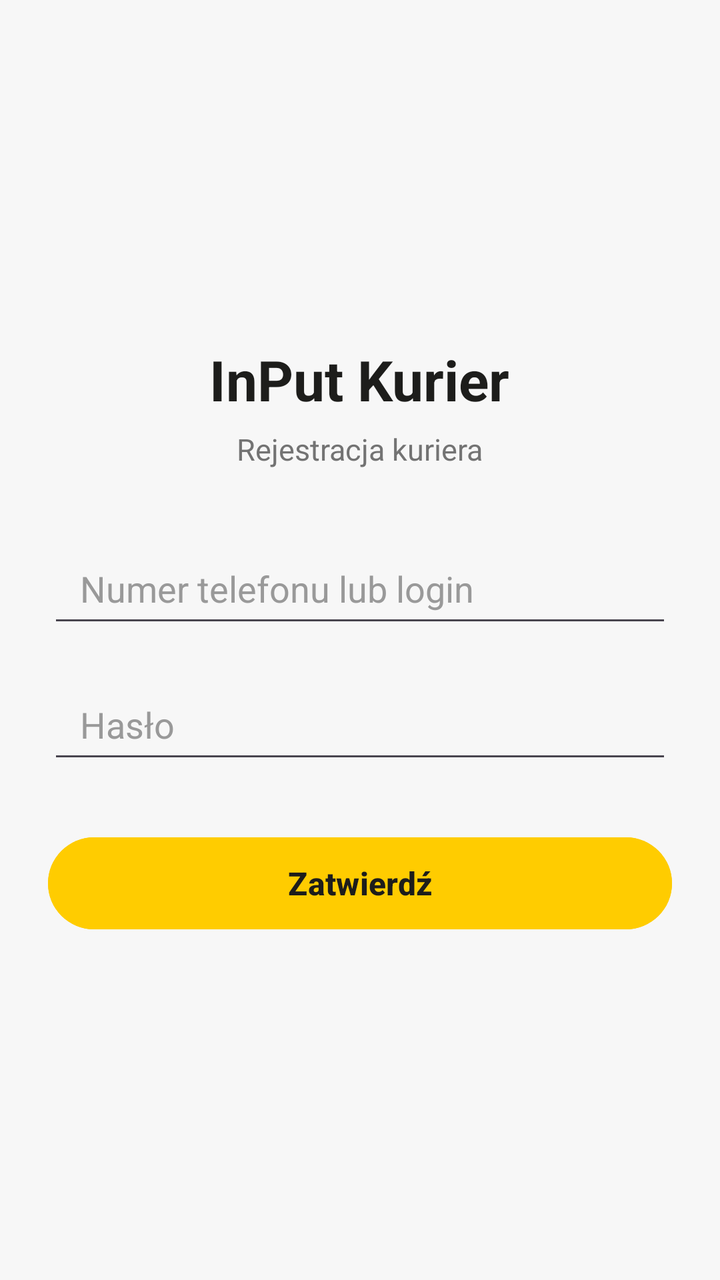
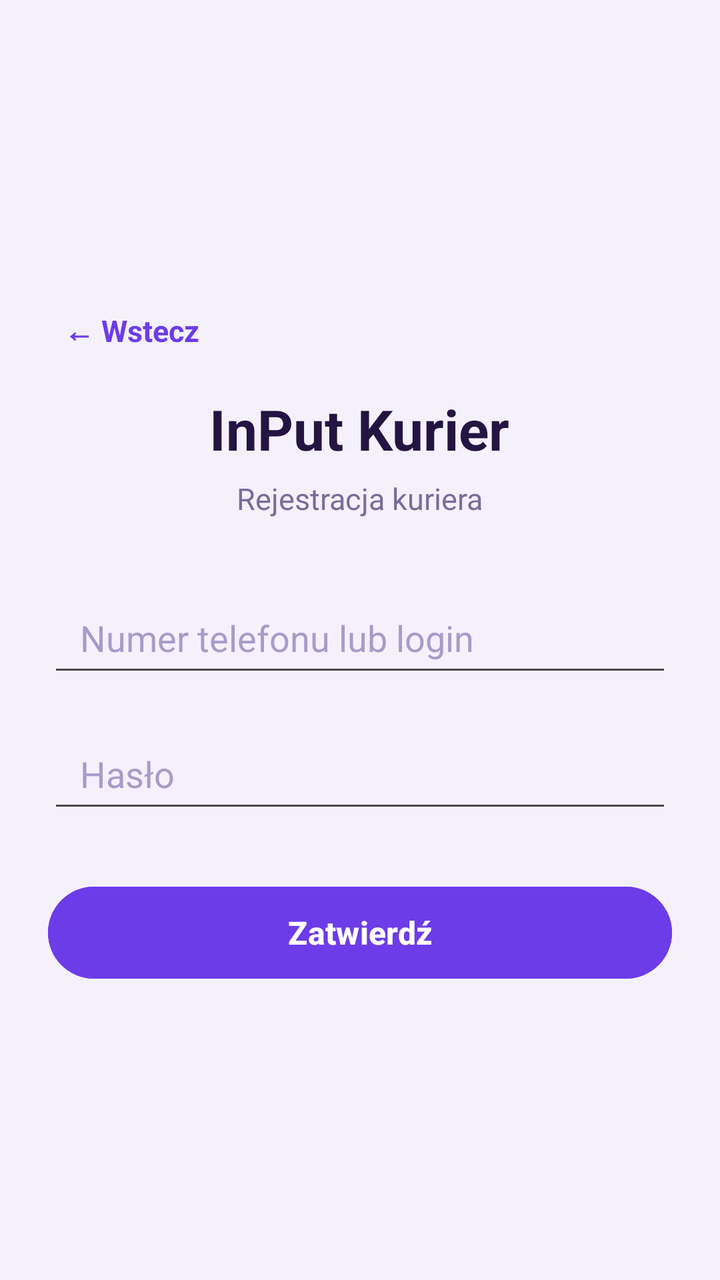

Two renders of the same Android screen: before a commit and after it. Below are the layout's source before the change and the commit's diff.
<!-- AndroidManifest.xml: application theme Theme.DemoEmptyActivity -->
<!-- res/layout/activity_register_courier.xml -->
<?xml version="1.0" encoding="utf-8"?>
<androidx.appcompat.widget.LinearLayoutCompat
        xmlns:android="http://schemas.android.com/apk/res/android"
        xmlns:tools="http://schemas.android.com/tools"
        android:id="@+id/main"
        android:layout_width="match_parent"
        android:layout_height="match_parent"
        android:orientation="vertical"
        android:gravity="center"
        android:padding="24dp"
        android:background="#F7F7F7"
        tools:context=".RegisterCourierActivity">

    <TextView
            android:id="@+id/tvTitle"
            android:layout_width="wrap_content"
            android:layout_height="wrap_content"
            android:text="InPut Kurier"
            android:textSize="28sp"
            android:textStyle="bold"
            android:textColor="#1D1D1B"
            android:layout_marginBottom="6dp" />

    <TextView
            android:id="@+id/tvSubtitle"
            android:layout_width="wrap_content"
            android:layout_height="wrap_content"
            android:text="Rejestracja kuriera"
            android:textSize="15sp"
            android:textColor="#737373"
            android:layout_marginBottom="32dp" />

    <EditText
            android:id="@+id/etLogin"
            android:layout_width="match_parent"
            android:layout_height="52dp"
            android:hint="Numer telefonu lub login"
            android:inputType="text"
            android:paddingStart="16dp"
            android:paddingEnd="16dp"
            android:textColor="#1D1D1B"
            android:textColorHint="#999999"
            android:layout_marginBottom="16dp" />

    <EditText
            android:id="@+id/etPassword"
            android:layout_width="match_parent"
            android:layout_height="52dp"
            android:hint="Hasło"
            android:inputType="textPassword"
            android:paddingStart="16dp"
            android:paddingEnd="16dp"
            android:textColor="#1D1D1B"
            android:textColorHint="#999999"
            android:layout_marginBottom="28dp" />

    <Button
            android:id="@+id/btnSubmit"
            android:layout_width="match_parent"
            android:layout_height="54dp"
            android:text="Zatwierdź"
            android:textSize="16sp"
            android:textStyle="bold"
            android:textColor="#1D1D1B"
            android:backgroundTint="#FFCC00" />

</androidx.appcompat.widget.LinearLayoutCompat>
<!-- resources referenced by this layout -->
<resources>
  <style name="Theme.DemoEmptyActivity" parent="Base.Theme.DemoEmptyActivity" />
  <style name="Base.Theme.DemoEmptyActivity" parent="Theme.Material3.DayNight.NoActionBar">
          
          
      </style>
</resources>

<!-- the commit's change to res/layout/activity_register_courier.xml (unified diff, before → after) -->
@@ -8,8 +8,22 @@
         android:orientation="vertical"
         android:gravity="center"
         android:padding="24dp"
-        android:background="#F7F7F7"
+        android:background="@color/purple_background"
         tools:context=".RegisterCourierActivity">
+
+    <TextView
+            android:id="@+id/btnBack"
+            android:layout_width="wrap_content"
+            android:layout_height="wrap_content"
+            android:layout_gravity="start"
+            android:text="← Wstecz"
+            android:textColor="@color/purple_primary"
+            android:textSize="15sp"
+            android:textStyle="bold"
+            android:clickable="true"
+            android:focusable="true"
+            android:padding="8dp"
+            android:layout_marginBottom="12dp" />
 
     <TextView
             android:id="@+id/tvTitle"
@@ -18,7 +32,7 @@
             android:text="InPut Kurier"
             android:textSize="28sp"
             android:textStyle="bold"
-            android:textColor="#1D1D1B"
+            android:textColor="@color/text_dark"
             android:layout_marginBottom="6dp" />
 
     <TextView
@@ -27,7 +41,7 @@
             android:layout_height="wrap_content"
             android:text="Rejestracja kuriera"
             android:textSize="15sp"
-            android:textColor="#737373"
+            android:textColor="@color/text_muted"
             android:layout_marginBottom="32dp" />
 
     <EditText
@@ -38,8 +52,8 @@
             android:inputType="text"
             android:paddingStart="16dp"
             android:paddingEnd="16dp"
-            android:textColor="#1D1D1B"
-            android:textColorHint="#999999"
+            android:textColor="@color/text_dark"
+            android:textColorHint="@color/hint_muted"
             android:layout_marginBottom="16dp" />
 
     <EditText
@@ -50,8 +64,8 @@
             android:inputType="textPassword"
             android:paddingStart="16dp"
             android:paddingEnd="16dp"
-            android:textColor="#1D1D1B"
-            android:textColorHint="#999999"
+            android:textColor="@color/text_dark"
+            android:textColorHint="@color/hint_muted"
             android:layout_marginBottom="28dp" />
 
     <Button
@@ -61,7 +75,7 @@
             android:text="Zatwierdź"
             android:textSize="16sp"
             android:textStyle="bold"
-            android:textColor="#1D1D1B"
-            android:backgroundTint="#FFCC00" />
+            android:textColor="@color/white"
+            android:backgroundTint="@color/purple_primary" />
 
 </androidx.appcompat.widget.LinearLayoutCompat>
<!-- resource entries referenced after the edit -->
@@ -1,9 +1,18 @@
 <!-- resources referenced by this layout -->
 <resources>
+  <color name="hint_muted">#A99BC9</color>
+  <color name="purple_background">#F5F1FC</color>
+  <color name="purple_primary">#6C3CE9</color>
+  <color name="text_dark">#241442</color>
+  <color name="text_muted">#7A6C99</color>
+  <color name="white">#FFFFFFFF</color>
   <style name="Theme.DemoEmptyActivity" parent="Base.Theme.DemoEmptyActivity" />
   <style name="Base.Theme.DemoEmptyActivity" parent="Theme.Material3.DayNight.NoActionBar">
-          
-          
+          <item name="colorPrimary">@color/purple_primary</item>
+          <item name="colorPrimaryDark">@color/purple_primary_dark</item>
+          <item name="colorOnPrimary">@color/white</item>
+          <item name="android:windowBackground">@color/purple_background</item>
       </style>
+  <color name="purple_primary_dark">#4B2AAE</color>
 </resources>
 
